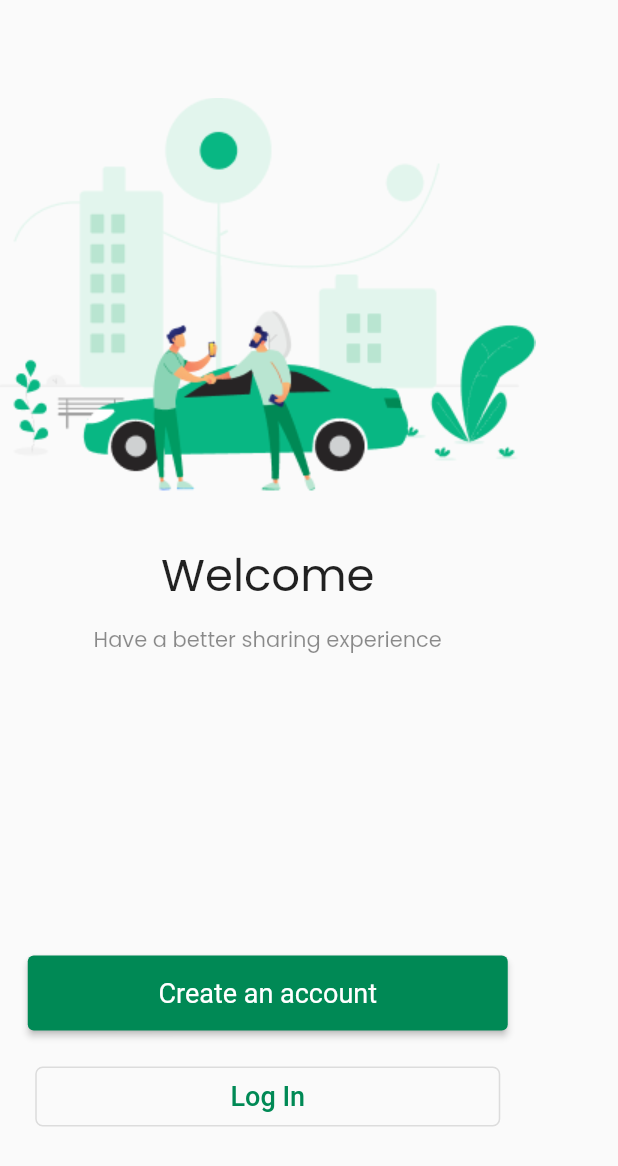
After one commit to Gigatronhertz/ride-share, a Flutter app: the WelcomeScreen screen opened directly, on a phone screen of 412 x 824 dp. The commit adds this screen. Shown: the top 1166 px of the screen. Run offline on Flutter 3.47's test engine with Material 2 defaults, Android fonts, the phone set to English and light mode, and no system bars; our stand-ins replace google_fonts.

Commit message:
welcome screen done

```diff
--- /dev/null
+++ b/lib/screens/authentication/enable_location.dart
@@ -0,0 +1 @@
+// Richmond
--- /dev/null
+++ b/lib/screens/authentication/welcome_screen.dart
@@ -0,0 +1,81 @@
+import 'package:flutter/material.dart';
+import 'package:rideshare/components/textstyle.dart';
+// import 'package:rideshare/components/colors.dart';
+
+class WelcomeScreen extends StatelessWidget {
+  const WelcomeScreen({super.key});
+
+  @override
+  Widget build(BuildContext context) {
+    return SafeArea(
+      child: Scaffold(
+        body: Column(
+            // Colors.white,
+            children: [
+              const SizedBox(
+                height: 65,
+              ),
+              Image.asset("assets/images/WelcomeScreen.png"),
+              const SizedBox(
+                height: 20,
+              ),
+              Text(
+                "Welcome",
+                style: headingText,
+              ),
+              const SizedBox(
+                height: 10,
+              ),
+              Padding(
+                padding: const EdgeInsets.symmetric(horizontal: 40),
+                child: Text("Have a better sharing experience",
+                    style: subheadingText1, textAlign: TextAlign.center),
+              ),
+              const SizedBox(
+                height: 200,
+              ),
+              ElevatedButton(
+                style: ElevatedButton.styleFrom(
+                  backgroundColor: const Color(0xFF008955),
+                  minimumSize: const Size(320, 50),
+                  maximumSize: const Size(320, 50),
+                  textStyle: const TextStyle(
+                    color: Colors.white,
+                    fontSize: 18,
+                    fontStyle: FontStyle.normal,
+                  ),
+                ),
+                child: const Padding(
+                  padding: EdgeInsets.all(10.0),
+                  child: Text(
+                    'Create an account',
+                    style: TextStyle(),
+                  ),
+                ),
+                onPressed: () {},
+              ),
+              const SizedBox(
+                height: 20,
+              ),
+              OutlinedButton(
+                style: OutlinedButton.styleFrom(
+                  fixedSize: const Size(310, 40),
+                  shape: RoundedRectangleBorder(
+                    side: const BorderSide(color: Color(0xFF008955),),
+                    borderRadius: BorderRadius.circular(5)
+                  )
+                ),
+                onPressed: () {},
+                child: const Text(
+                  "Log In",
+                  style: TextStyle(
+                    fontSize: 18,
+                    color: Color(0xFF008955),
+                  ),
+                )
+              )
+            ]),
+      ),
+    );
+  }
+}
--- a/lib/screens/onboarding/onboarding1.dart
+++ b/lib/screens/onboarding/onboarding1.dart
@@ -27,14 +27,14 @@ class Onboarding1 extends StatelessWidget {
                 child: Image.asset("assets/images/onboarding1.png"),
               ),
             ),
-            SizedBox(
+            const SizedBox(
               height: 40,
             ),
             Text(
               "Anywhere you are",
               style: headingText,
             ),
-            SizedBox(
+            const SizedBox(
               height: 10,
             ),
             Padding(
@@ -44,7 +44,7 @@ class Onboarding1 extends StatelessWidget {
                   style: subheadingText1,
                   textAlign: TextAlign.center),
             ),
-            SizedBox(
+            const SizedBox(
               height: 100,
             ),
             Stack(
@@ -54,7 +54,7 @@ class Onboarding1 extends StatelessWidget {
                   child: Container(
                     height: 84,
                     width: 84,
-                    child: CircularProgressIndicator(
+                    child: const CircularProgressIndicator(
                       value: 0.4,
                       backgroundColor: lightgreen,
                       strokeCap: StrokeCap.round,
```
Also changed, not shown: lib/screens/authentication/sign_up.dart (added, +232 -0 lines), assets/images/WelcomeScreen.png (added).
